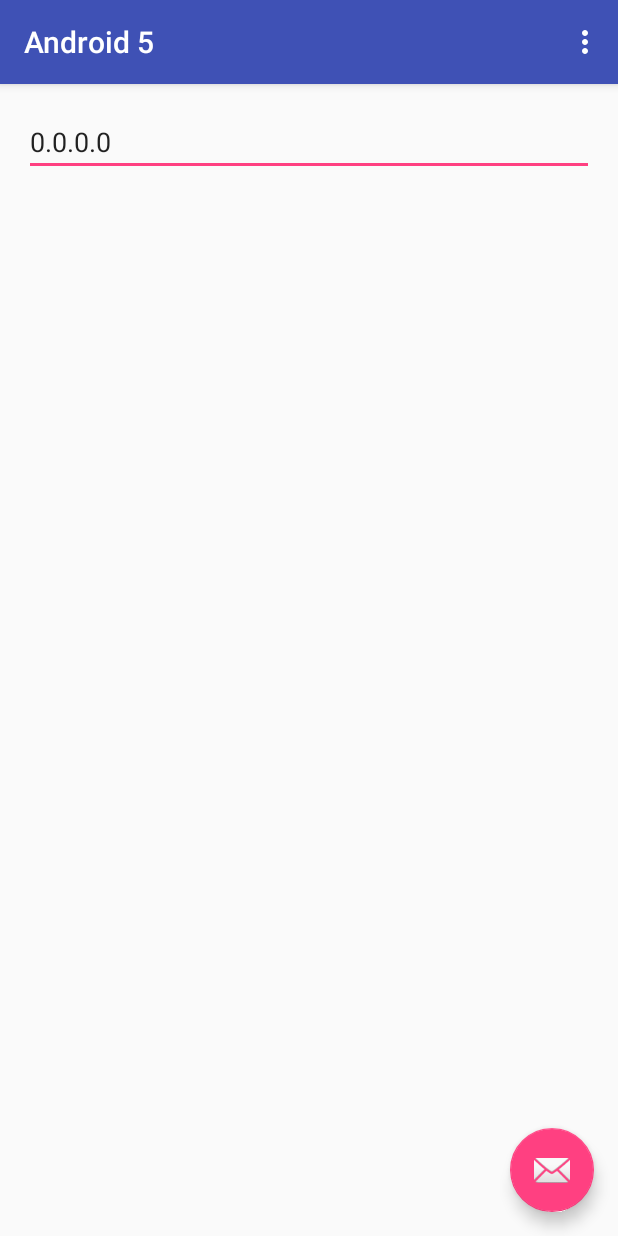
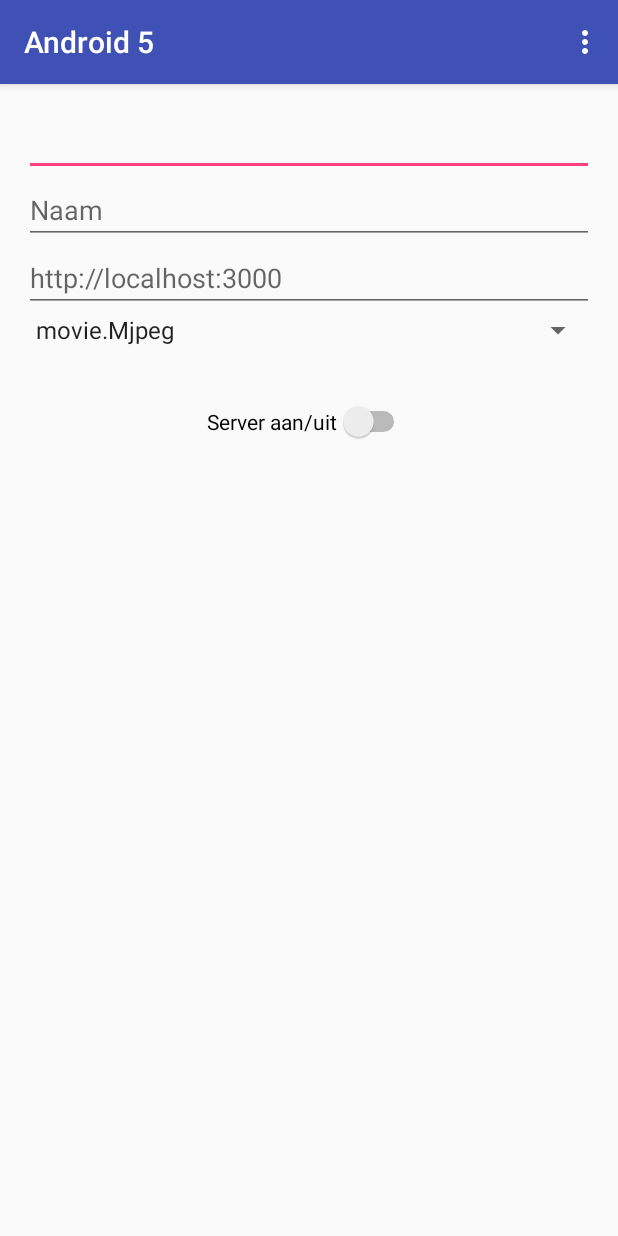
Before and after one commit to groepc/idh11-opdracht-6-server-app, an Android app: the screen it shows after launch (MainActivity), on a phone screen of 412 x 824 dp. Run offline under Robolectric (Android 15) with nearby library versions, the phone set to English and light mode, and no system bars.

Commit message:
server aangepast

```diff
--- /dev/null
+++ b/app/src/main/java/com/perryfaro/android2/AsyncResponse.java
@@ -0,0 +1,8 @@
+package com.perryfaro.android2;
+
+import org.json.JSONException;
+import org.json.JSONObject;
+
+public interface AsyncResponse {
+    void processFinish(JSONObject jsonObject) throws JSONException;
+}
--- a/app/src/main/java/com/perryfaro/android2/MainActivity.java
+++ b/app/src/main/java/com/perryfaro/android2/MainActivity.java
@@ -3,35 +3,110 @@ package com.perryfaro.android2;
 import android.content.res.AssetManager;
 import android.net.wifi.WifiManager;
 import android.os.Bundle;
-import android.support.design.widget.FloatingActionButton;
-import android.support.design.widget.Snackbar;
 import android.support.v7.app.AppCompatActivity;
 import android.support.v7.widget.Toolbar;
 import android.text.format.Formatter;
 import android.view.Menu;
 import android.view.MenuItem;
-import android.view.View;
+import android.widget.ArrayAdapter;
+import android.widget.CompoundButton;
 import android.widget.EditText;
+import android.widget.Spinner;
+import android.widget.Switch;
+
+import org.json.JSONException;
+import org.json.JSONObject;
 
 public class MainActivity extends AppCompatActivity {
 
     EditText ipadres;
     AssetManager am;
+    IpUtils ipUtils = new IpUtils();
+
+    Thread thread;
+
+    Switch serverSwitch;
+
+    String url = "http://192.168.1.100:3000";
+    EditText serverHost;
+    String ip;
+    String idServer;
+    Spinner movie;
+    EditText previewName;
+
 
     @Override
     protected void onCreate(Bundle savedInstanceState) {
+
         super.onCreate(savedInstanceState);
         setContentView(R.layout.activity_main);
         Toolbar toolbar = (Toolbar) findViewById(R.id.toolbar);
         setSupportActionBar(toolbar);
         ipadres = (EditText) findViewById(R.id.editText);
         WifiManager wm = (WifiManager) getSystemService(WIFI_SERVICE);
-        String ip = Formatter.formatIpAddress(wm.getConnectionInfo().getIpAddress());
+        ip = Formatter.formatIpAddress(wm.getConnectionInfo().getIpAddress());
+        ipadres.setText(ip);
+
+        ip = ipUtils.getIPAddress(true);
         ipadres.setText(ip);
 
         final AssetManager am = getAssets();
 
+        serverHost = (EditText) findViewById(R.id.editText2);
 
+        movie = (Spinner) findViewById(R.id.spinner);
+
+        ArrayAdapter<CharSequence> adapter = ArrayAdapter.createFromResource(this,
+                R.array.select_options, android.R.layout.simple_spinner_item);
+// Specify the layout to use when the list of choices appears
+        adapter.setDropDownViewResource(android.R.layout.simple_spinner_dropdown_item);
+// Apply the adapter to the spinner
+        movie.setAdapter(adapter);
+        previewName = (EditText) findViewById(R.id.editText3);
+
+        if (serverHost.getText().length() > 0) {
+            url = serverHost.getText().toString();
+        }
+
+        serverSwitch = (Switch) findViewById(R.id.switch1);
+
+        serverSwitch.setOnCheckedChangeListener(new CompoundButton.OnCheckedChangeListener() {
+
+            @Override
+            public void onCheckedChanged(CompoundButton buttonView, boolean isChecked) {
+
+
+                if (isChecked == false) {
+
+                    ServerProxyParams params = new ServerProxyParams(url, "/api/streams/" + idServer, "", "DELETE");
+
+                    ServerProxy serverProxy = (ServerProxy) new ServerProxy().execute(params);
+
+
+                } else {
+
+                    JSONObject jObjectData = new JSONObject();
+                    try {
+                        // 2nd array for user information
+
+                        jObjectData.put("name", previewName.getText().toString());
+                        jObjectData.put("ip", ip);
+                        jObjectData.put("port", 30000);
+                        jObjectData.put("movie", "movie.Mjpeg");
+                    } catch (Exception e) {
+
+                    }
+
+                    ServerProxyParams params = new ServerProxyParams(url, "/api/streams/", jObjectData.toString(), "POST");
+
+                    ServerProxy serverProxy = (ServerProxy) new ServerProxy();
+                    serverProxy.setDelegate(new AsyncResponse() {
+                        @Override
+                        public void processFinish(JSONObject jsonObject) throws JSONException {
+
+                            System.out.println(jsonObject.toString());
+                            idServer = jsonObject.getString("_id");
+                            System.out.println(idServer);
                             Thread thread = new Thread() {
                                 @Override
                                 public void run() {
@@ -41,15 +116,17 @@ public class MainActivity extends AppCompatActivity {
                             };
                             thread.start();
 
-        FloatingActionButton fab = (FloatingActionButton) findViewById(R.id.fab);
-        fab.setOnClickListener(new View.OnClickListener() {
-            @Override
-            public void onClick(View view) {
-                Snackbar.make(view, "Replace with your own action", Snackbar.LENGTH_LONG)
-                        .setAction("Action", null).show();
                         }
                     });
+
+                    serverProxy.execute(params);
                 }
+
+            }
+        });
+
+    }
+
 
     @Override
     public boolean onCreateOptionsMenu(Menu menu) {
--- a/app/src/main/res/layout/activity_main.xml
+++ b/app/src/main/res/layout/activity_main.xml
@@ -17,9 +17,4 @@
 
     <include layout="@layout/content_main" />
 
-    <android.support.design.widget.FloatingActionButton android:id="@+id/fab"
-        android:layout_width="wrap_content" android:layout_height="wrap_content"
-        android:layout_gravity="bottom|end" android:layout_margin="@dimen/fab_margin"
-        android:src="@android:drawable/ic_dialog_email" />
-
 </android.support.design.widget.CoordinatorLayout>
--- a/app/src/main/res/layout/content_main.xml
+++ b/app/src/main/res/layout/content_main.xml
@@ -16,4 +16,39 @@
         android:layout_alignParentTop="true"
         android:layout_alignParentStart="true"
         android:layout_alignParentEnd="true" />
+
+    <EditText
+        android:layout_width="wrap_content"
+        android:layout_height="wrap_content"
+        android:layout_below="@+id/editText"
+        android:id="@+id/editText3"
+        android:layout_alignParentStart="true"
+        android:layout_alignParentEnd="true"
+        android:hint="Naam"/>
+    <EditText
+        android:layout_width="wrap_content"
+        android:layout_height="wrap_content"
+        android:id="@+id/editText2"
+        android:layout_below="@+id/editText3"
+        android:layout_alignParentStart="true"
+        android:layout_alignParentEnd="true"
+        android:hint="http://localhost:3000"/>
+ <Spinner
+        android:layout_width="match_parent"
+        android:layout_height="wrap_content"
+        android:id="@+id/spinner"
+        android:layout_below="@+id/editText2"
+        android:layout_alignParentStart="true" />
+
+    <Switch
+        android:layout_width="wrap_content"
+        android:layout_height="wrap_content"
+        android:text="@string/server_on_of"
+        android:id="@+id/switch1"
+        android:layout_below="@+id/editText"
+        android:layout_centerHorizontal="true"
+        android:layout_marginTop="150dp"
+        android:checked="false" />
+
+
 </RelativeLayout>
--- a/app/src/main/res/values/strings.xml
+++ b/app/src/main/res/values/strings.xml
@@ -1,4 +1,10 @@
 <resources>
     <string name="app_name">Android 5</string>
     <string name="action_settings">Settings</string>
+    <string name="button_send">New Button</string>
+    <string name="server_on_of">Server aan/uit</string>
+    <string-array name="select_options">
+        <item>movie.Mjpeg</item>
+        <item>movie2.Mjpeg</item>
+    </string-array>
 </resources>
```
Also changed, not shown: app/src/main/java/com/perryfaro/android2/IpUtils.java (added, +125 -0 lines), app/src/main/java/com/perryfaro/android2/ServerProxy.java (added, +172 -0 lines), app/src/main/java/com/perryfaro/android2/ServerProxyParams.java (added, +19 -0 lines), 2 other files. Lines whose indentation alone changed are shown as unchanged.
